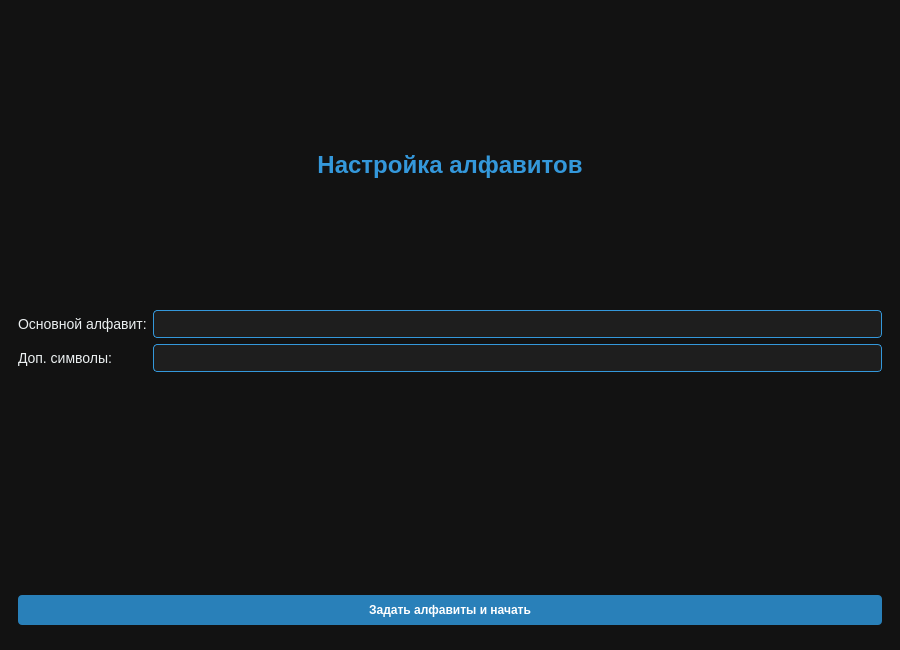
This is mainwindow.ui in nnn2324/turing_machine as Qt 5 draws it before an edit. The edited form follows.
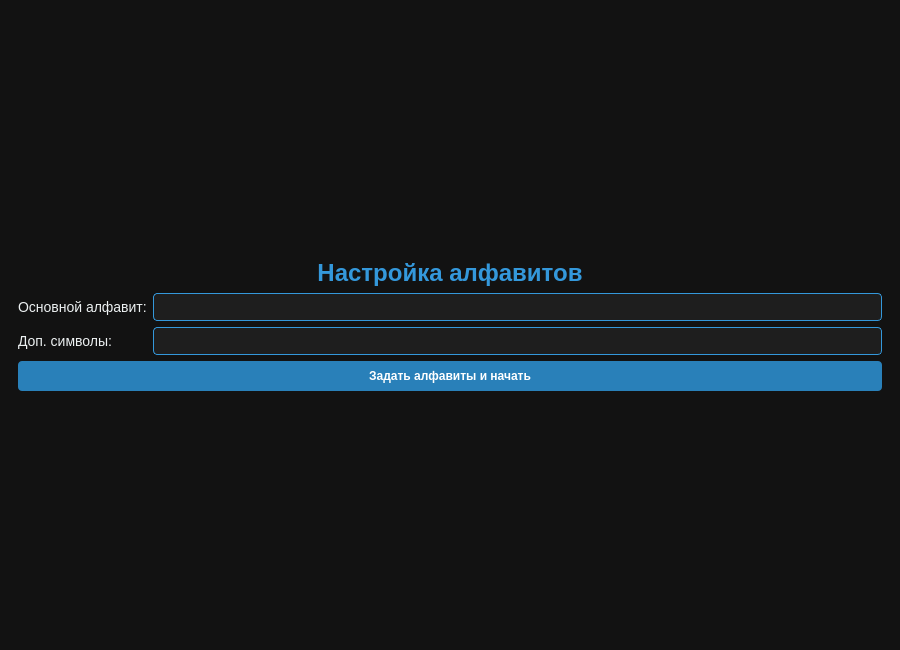
This is the edited form. The open tabs and pages were chosen to show the change.

Commit message: Работаетgit add .

Patch:
```diff
--- a/mainwindow.ui
+++ b/mainwindow.ui
@@ -59,14 +59,28 @@
        <layout class="QVBoxLayout" name="verticalLayout_2">
         <item>
          <spacer name="verticalSpacer_2">
-          <property name="orientation"><enum>Qt::Vertical</enum></property>
+          <property name="orientation">
+           <enum>Qt::Orientation::Vertical</enum>
+          </property>
+          <property name="sizeHint" stdset="0">
+           <size>
+            <width>0</width>
+            <height>0</height>
+           </size>
+          </property>
          </spacer>
         </item>
         <item>
          <widget class="QLabel" name="lbl_title">
-          <property name="text"><string>Настройка алфавитов</string></property>
-          <property name="alignment"><enum>Qt::AlignCenter</enum></property>
-          <property name="styleSheet"><string>font-size: 24px; font-weight: bold; color: #3498db;</string></property>
+          <property name="styleSheet">
+           <string>font-size: 24px; font-weight: bold; color: #3498db;</string>
+          </property>
+          <property name="text">
+           <string>Настройка алфавитов</string>
+          </property>
+          <property name="alignment">
+           <set>Qt::AlignmentFlag::AlignCenter</set>
+          </property>
          </widget>
         </item>
         <item>
@@ -84,7 +98,15 @@
         </item>
         <item>
          <spacer name="verticalSpacer">
-          <property name="orientation"><enum>Qt::Vertical</enum></property>
+          <property name="orientation">
+           <enum>Qt::Orientation::Vertical</enum>
+          </property>
+          <property name="sizeHint" stdset="0">
+           <size>
+            <width>0</width>
+            <height>0</height>
+           </size>
+          </property>
          </spacer>
         </item>
        </layout>
```
Left out of the diff: 189 changed lines with no effect on the pictures. The commit also changes 1 other file.
